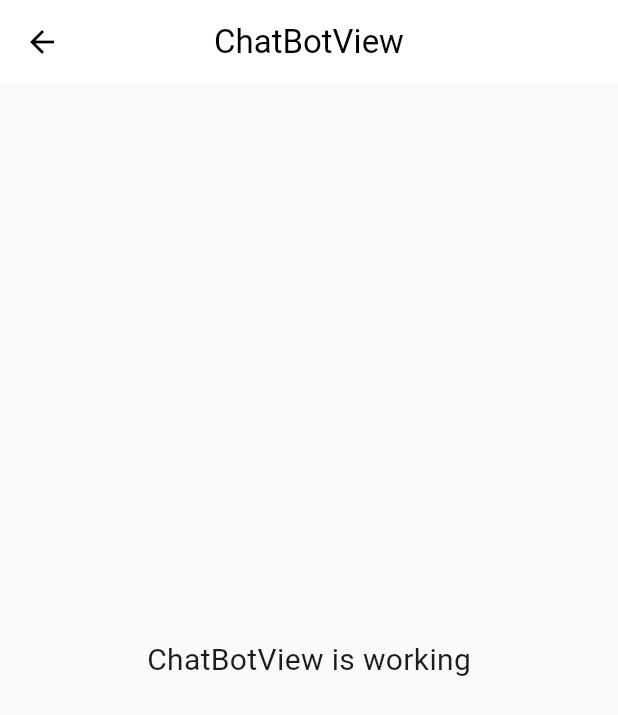
After one commit to ThePayPlus/PayPlus_Mobile, a Flutter app: the ChatBotView screen opened by its route, on a phone screen of 412 x 824 dp. The commit adds this screen. Shown: the top 715 px of the screen. Run offline on Flutter 3.47's test engine with Material 3 defaults, Android fonts, the phone set to English and light mode, and no system bars; our stand-ins replace fl_chart, get.

Commit message:
add chat-bot

```diff
--- /dev/null
+++ b/lib/app/modules/ChatBot/views/chat_bot_view.dart
@@ -0,0 +1,24 @@
+import 'package:flutter/material.dart';
+
+import 'package:get/get.dart';
+
+import '../controllers/chat_bot_controller.dart';
+
+class ChatBotView extends GetView<ChatBotController> {
+  const ChatBotView({super.key});
+  @override
+  Widget build(BuildContext context) {
+    return Scaffold(
+      appBar: AppBar(
+        title: const Text('ChatBotView'),
+        centerTitle: true,
+      ),
+      body: const Center(
+        child: Text(
+          'ChatBotView is working',
+          style: TextStyle(fontSize: 20),
+        ),
+      ),
+    );
+  }
+}
--- a/lib/app/routes/app_pages.dart
+++ b/lib/app/routes/app_pages.dart
@@ -2,6 +2,8 @@ import 'package:get/get.dart';
 
 import '../modules/Chat/bindings/chat_binding.dart';
 import '../modules/Chat/views/chat_view.dart';
+import '../modules/ChatBot/bindings/chat_bot_binding.dart';
+import '../modules/ChatBot/views/chat_bot_view.dart';
 import '../modules/ChatList/bindings/chat_list_binding.dart';
 import '../modules/ChatList/views/chat_list_view.dart';
 import '../modules/FriendPage/bindings/friend_page_binding.dart';
@@ -91,5 +93,10 @@ class AppPages {
       page: () => const ChatListView(),
       binding: ChatListBinding(),
     ),
+    GetPage(
+      name: _Paths.CHAT_BOT,
+      page: () => const ChatBotView(),
+      binding: ChatBotBinding(),
+    ),
   ];
 }
--- a/lib/app/routes/app_routes.dart
+++ b/lib/app/routes/app_routes.dart
@@ -15,6 +15,7 @@ abstract class Routes {
   static const FRIEND_PAGE = _Paths.FRIEND_PAGE;
   static const CHAT = _Paths.CHAT;
   static const CHAT_LIST = _Paths.CHAT_LIST;
+  static const CHAT_BOT = _Paths.CHAT_BOT;
 }
 
 abstract class _Paths {
@@ -32,4 +33,5 @@ abstract class _Paths {
   static const FRIEND_PAGE = '/friend-page';
   static const CHAT = '/chat';
   static const CHAT_LIST = '/chat-list';
+  static const CHAT_BOT = '/chat-bot';
 }
```
Also changed, not shown: lib/app/modules/ChatBot/bindings/chat_bot_binding.dart (added, +12 -0 lines), lib/app/modules/ChatBot/controllers/chat_bot_controller.dart (added, +23 -0 lines).
